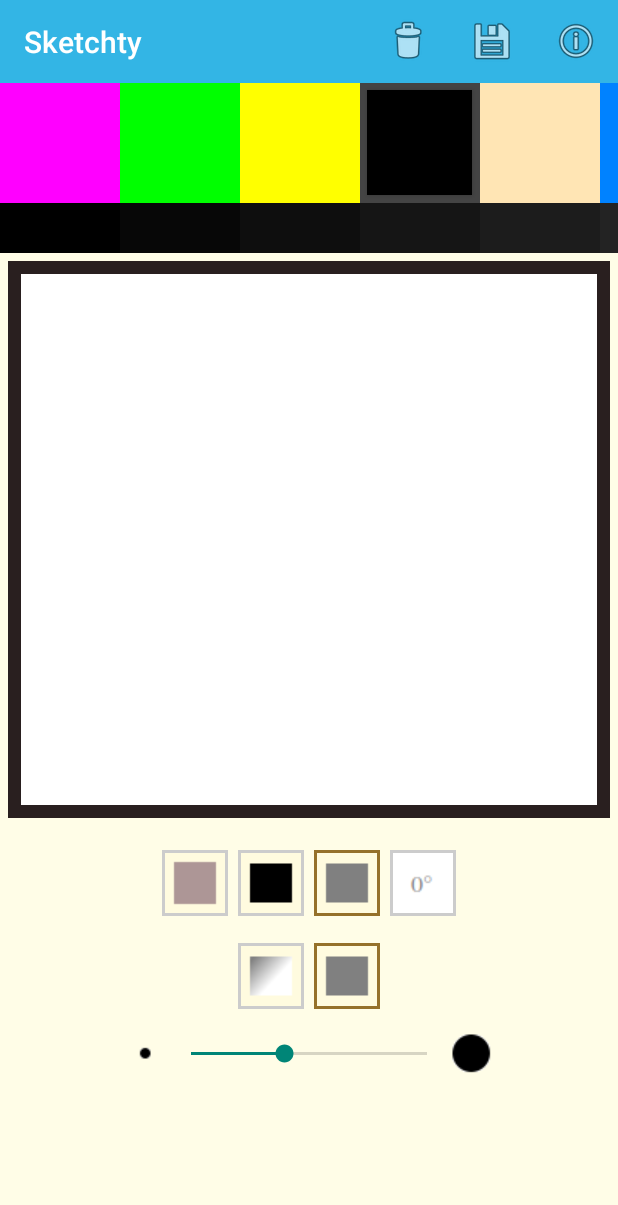
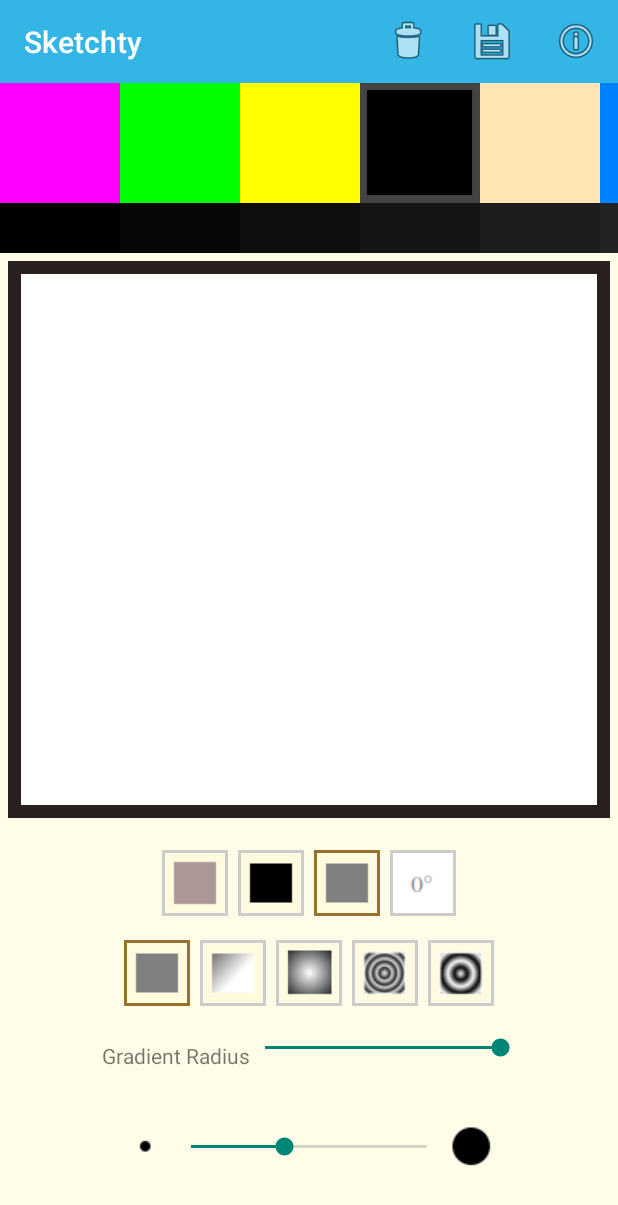
Before and after one commit to johncrawley/Sketchy, an Android app: the screen it shows after launch (MainActivity), after a tap on "Select to draw lines", on a phone screen of 412 x 824 dp. Shown: the top 1205 px of the screen. Run offline under Robolectric (Android 15) with nearby library versions, the phone set to English and light mode, and no system bars.

Commit message:
Added a selection of radial gradient options.  - Mirror Radial Gradient  - Clamped Radial Gradient  - Repeat Radial Gradient  - "Gradient radius size" slider also added

```diff
--- a/app/src/main/java/com/jacstuff/sketchy/MainActivity.java
+++ b/app/src/main/java/com/jacstuff/sketchy/MainActivity.java
@@ -29,7 +29,8 @@ import java.util.List;
 
 public class MainActivity extends AppCompatActivity implements View.OnClickListener{
 
-    private SeekBar seekBar;
+    private SeekBar brushSizeSeekBar;
+    private SeekBar gradientRadiusSeekBar;
     private PaintView paintView;
     private HorizontalScrollView shadesScrollView;
     final int SAVE_FILE_ACTIVITY_CODE = 101;
@@ -52,6 +53,7 @@ public class MainActivity extends AppCompatActivity implements View.OnClickListe
         initImageSaver();
         setupActionbar();
         setupBrushSizeSeekBar();
+        setupGradientRadiusSeekBar();
         configurePaintView();
         setupButtons();
     }
@@ -113,7 +115,8 @@ public class MainActivity extends AppCompatActivity implements View.OnClickListe
 
     private void assignViews(){
         shadesScrollView =  findViewById(R.id.colorShadeScrollView);
-        seekBar = findViewById(R.id.seekBar);
+        brushSizeSeekBar = findViewById(R.id.seekBar);
+        gradientRadiusSeekBar = findViewById(R.id.gradientRadiusSeekBar);
         colorButtonGroupLayout = findViewById(R.id.colorButtonGroup);
     }
 
@@ -139,7 +142,7 @@ public class MainActivity extends AppCompatActivity implements View.OnClickListe
 
 
     private void setupBrushSizeSeekBar(){
-        seekBar.setOnSeekBarChangeListener(new SeekBar.OnSeekBarChangeListener() {
+        brushSizeSeekBar.setOnSeekBarChangeListener(new SeekBar.OnSeekBarChangeListener() {
             @Override
             public void onStopTrackingTouch(SeekBar seekBar) {
             }
@@ -155,9 +158,28 @@ public class MainActivity extends AppCompatActivity implements View.OnClickListe
         });
     }
 
+    private void setupGradientRadiusSeekBar(){
+        gradientRadiusSeekBar.setOnSeekBarChangeListener(new SeekBar.OnSeekBarChangeListener() {
+            @Override
+            public void onStopTrackingTouch(SeekBar seekBar) {
+            }
+            @Override
+            public void onStartTrackingTouch(SeekBar seekBar) {
+            }
+            @Override
+            public void onProgressChanged(SeekBar seekBar, int progress,boolean fromUser) {
+                if(paintView != null){
+                    paintView.setRadialGradientRadius(progress);
+                }
+            }
+        });
+
+
+    }
+
 
     private void setupDefaultSelections(){
-        paintView.setBrushSize(seekBar.getProgress());
+        paintView.setBrushSize(brushSizeSeekBar.getProgress());
     }
 
 
@@ -221,7 +243,7 @@ public class MainActivity extends AppCompatActivity implements View.OnClickListe
 
 
     public int getBrushSize(){
-        return getResources().getInteger(R.integer.brush_size_min_default) + seekBar.getProgress();
+        return getResources().getInteger(R.integer.brush_size_min_default) + brushSizeSeekBar.getProgress();
     }
 
 
--- a/app/src/main/java/com/jacstuff/sketchy/brushes/GradientType.java
+++ b/app/src/main/java/com/jacstuff/sketchy/brushes/GradientType.java
@@ -1,5 +1,5 @@
 package com.jacstuff.sketchy.brushes;
 
 public enum  GradientType {
-    NONE, DIAGONAL_MIRROR
+    NONE, DIAGONAL_MIRROR, RADIAL_CLAMP, RADIAL_MIRROR, RADIAL_REPEAT
 }
--- a/app/src/main/java/com/jacstuff/sketchy/brushes/shapes/PentagonBrush.java
+++ b/app/src/main/java/com/jacstuff/sketchy/brushes/shapes/PentagonBrush.java
@@ -181,17 +181,11 @@ public class PentagonBrush extends AbstractBrush implements Brush {
 
 
     int getXPoint(double rads, float distance){
-        log("getXPoint(" + rads + ", " + distance + ") , distanceToOppositePoint: " + distanceToOppositePoint);
         return (int) (distance * Math.sin(rads));
-    }
-
-    private void log(String msg){
-        System.out.println("PentagonBrush "  + msg);
     }
 
 
     int getYPoint(double rads, float distance){
-        log("getYPoint(" + rads + ", " + distance + ") , distanceToOppositePoint: " + distanceToOppositePoint);
         return (int)(distance * Math.cos(rads));
     }
 
--- a/app/src/main/java/com/jacstuff/sketchy/controls/settingsbuttons/ButtonConfigHandler.java
+++ b/app/src/main/java/com/jacstuff/sketchy/controls/settingsbuttons/ButtonConfigHandler.java
@@ -4,8 +4,6 @@ import android.view.View;
 import android.widget.ImageButton;
 
 import com.jacstuff.sketchy.MainActivity;
-import com.jacstuff.sketchy.R;
-
 import java.util.Collection;
 import java.util.HashMap;
 import java.util.Map;
--- a/app/src/main/java/com/jacstuff/sketchy/controls/settingsbuttons/GradientButtonsConfigurator.java
+++ b/app/src/main/java/com/jacstuff/sketchy/controls/settingsbuttons/GradientButtonsConfigurator.java
@@ -23,6 +23,9 @@ public class GradientButtonsConfigurator implements ButtonsConfigurator<Gradient
         ButtonConfigHandler<GradientType> buttonConfig = new ButtonConfigHandler<>(activity, this);
         buttonConfig.put(R.id.noGradientButton,             R.drawable.no_gradient_button,              GradientType.NONE);
         buttonConfig.put(R.id.diagonalMirrorGradientButton, R.drawable.diagonal_mirror_gradient_button, GradientType.DIAGONAL_MIRROR);
+        buttonConfig.put(R.id.gradientRadialClampButton,    R.drawable.gradient_radial_clamp_button,    GradientType.RADIAL_CLAMP);
+        buttonConfig.put(R.id.gradientRadialRepeatButton,   R.drawable.gradient_radial_repeat_button,   GradientType.RADIAL_REPEAT);
+        buttonConfig.put(R.id.gradientRadialMirrorButton,   R.drawable.gradient_radial_mirror_button,   GradientType.RADIAL_MIRROR);
         buttonConfig.setupClickHandler();
         buttonConfig.setParentButton(R.id.gradientSelectionButton);
         buttonConfig.setDefaultSelection(R.id.noGradientButton);
--- a/app/src/main/java/com/jacstuff/sketchy/paintview/PaintView.java
+++ b/app/src/main/java/com/jacstuff/sketchy/paintview/PaintView.java
@@ -6,6 +6,7 @@ import android.graphics.Canvas;
 import android.graphics.Color;
 import android.graphics.LinearGradient;
 import android.graphics.Paint;
+import android.graphics.RadialGradient;
 import android.graphics.Shader;
 import android.util.AttributeSet;
 import android.view.MotionEvent;
@@ -21,10 +22,10 @@ import com.jacstuff.sketchy.multicolor.ColorSelector;
 
 public class PaintView extends View {
 
-    private int canvasWidth, canvasHeight;
+    private int canvasWidth, canvasHeight, canvasMidX, canvasMidY;
     public static final int DEFAULT_BG_COLOR = Color.WHITE;
     private Paint paint;
-    private int brushSize;
+    private int brushSize, halfBrushSize, radialGradientRadius;
     private Bitmap bitmap;
     private Canvas canvas;
     private Paint mBitmapPaint = new Paint(Paint.DITHER_FLAG);
@@ -37,6 +38,10 @@ public class PaintView extends View {
     private int angle;
     private GradientType gradientType = GradientType.NONE;
     private int previousColor = Color.WHITE;
+
+    private int clampRadialGradientFactor = 12;
+    private int clampRadialGradientRadius = 10;
+
 
 
     public PaintView(Context context) {
@@ -52,6 +57,7 @@ public class PaintView extends View {
         paint.setStyle(Paint.Style.FILL_AND_STROKE);
         paint.setStrokeJoin(Paint.Join.ROUND);
         paint.setStrokeCap(Paint.Cap.SQUARE);
+        radialGradientRadius = 10;
     }
 
 
@@ -78,13 +84,22 @@ public class PaintView extends View {
 
     public void setBrushSize(int brushSize){
         this.brushSize = brushSize;
+        halfBrushSize = brushSize /2;
         currentBrush.setBrushSize(brushSize);
+    }
+
+
+    public void setRadialGradientRadius(int radiusFactor){
+        radialGradientRadius = 1 + canvasWidth / radiusFactor;
+        clampRadialGradientRadius = 1 + radialGradientRadius * clampRadialGradientFactor;
     }
 
 
     public void init(int canvasWidth, int canvasHeight) {
         this.canvasWidth = canvasWidth;
         this.canvasHeight = canvasHeight;
+        canvasMidX = canvasWidth /2;
+        canvasMidY = canvasHeight / 2;
         bitmap = Bitmap.createBitmap(canvasWidth, canvasHeight, Bitmap.Config.ARGB_8888);
         canvas = new Canvas(bitmap);
         paint.setColor(DEFAULT_BG_COLOR);
@@ -182,10 +197,10 @@ public class PaintView extends View {
         }
         paint.setColor(color);
         assignGradient(x,y, color, previousColor);
-        angle += 15;
+        //angle += 15;
         canvas.save();
         canvas.translate(x,y);
-        canvas.rotate(angle);
+        //canvas.rotate(angle);
         performAction(x, y, event.getAction());
         canvas.restore();
         return true;
@@ -196,11 +211,21 @@ public class PaintView extends View {
         switch(gradientType){
             case NONE:
                 paint.setShader(null);
-                return;
+                break;
             case DIAGONAL_MIRROR:
-                int x1 = (int)x + (this.brushSize /2);
-                int y1 = (int)y + (this.brushSize /2);
+                int x1 = (int)x + (halfBrushSize);
+                int y1 = (int)y + (halfBrushSize);
                 paint.setShader(new LinearGradient(x, y, x1, y1, color, oldColor, Shader.TileMode.MIRROR));
+                break;
+            case RADIAL_CLAMP:
+                paint.setShader(new RadialGradient(0, 0, clampRadialGradientRadius, new int []{color,oldColor}, null, Shader.TileMode.CLAMP ));
+                break;
+            case RADIAL_REPEAT:
+                paint.setShader(new RadialGradient(0, 0, radialGradientRadius, new int []{color,oldColor}, null, Shader.TileMode.REPEAT ));
+                break;
+            case RADIAL_MIRROR:
+                paint.setShader(new RadialGradient(0, 0, radialGradientRadius, new int []{color,oldColor}, null, Shader.TileMode.MIRROR ));
+
         }
     }
 
--- a/app/src/main/res/layout/gradient_controls.xml
+++ b/app/src/main/res/layout/gradient_controls.xml
@@ -1,8 +1,13 @@
 <?xml version="1.0" encoding="utf-8"?>
 
-<HorizontalScrollView
+<LinearLayout
     xmlns:android="http://schemas.android.com/apk/res/android"
     xmlns:app="http://schemas.android.com/apk/res-auto"
+    android:orientation="vertical"
+    android:layout_height="wrap_content"
+    android:layout_width="match_parent">
+
+    <HorizontalScrollView
         android:id="@+id/controlsScrollView"
         android:layout_width="match_parent"
         android:layout_height="wrap_content"
@@ -17,6 +22,17 @@
             android:orientation="horizontal"
             android:paddingTop="@dimen/shape_options_padding_top">
 
+
+            <ImageButton
+                android:id="@+id/noGradientButton"
+                android:layout_width="@dimen/selector_button_width"
+                android:layout_height="@dimen/selector_button_height"
+                android:layout_marginStart="@dimen/selector_button_margin_start"
+                android:layout_marginEnd="@dimen/selector_button_margin_end"
+                android:layout_weight="1"
+                android:contentDescription="@string/content_description_circle_shape_button"
+                app:srcCompat="@drawable/no_gradient_button" />
+
             <ImageButton
                 android:id="@+id/diagonalMirrorGradientButton"
                 android:layout_width="@dimen/selector_button_width"
@@ -28,16 +44,47 @@
                 app:srcCompat="@drawable/diagonal_mirror_gradient_button" />
 
             <ImageButton
-            android:id="@+id/noGradientButton"
+                android:id="@+id/gradientRadialClampButton"
                 android:layout_width="@dimen/selector_button_width"
                 android:layout_height="@dimen/selector_button_height"
                 android:layout_marginStart="@dimen/selector_button_margin_start"
                 android:layout_marginEnd="@dimen/selector_button_margin_end"
                 android:layout_weight="1"
-            android:contentDescription="@string/content_description_circle_shape_button"
-            app:srcCompat="@drawable/no_gradient_button" />
+                android:contentDescription="@string/content_description_square_shape_button"
+                app:srcCompat="@drawable/gradient_radial_clamp_button" />
 
+            <ImageButton
+                android:id="@+id/gradientRadialRepeatButton"
+                android:layout_width="@dimen/selector_button_width"
+                android:layout_height="@dimen/selector_button_height"
+                android:layout_marginStart="@dimen/selector_button_margin_start"
+                android:layout_marginEnd="@dimen/selector_button_margin_end"
+                android:layout_weight="1"
+                android:contentDescription="@string/content_description_square_shape_button"
+                app:srcCompat="@drawable/gradient_radial_repeat_button" />
+
+            <ImageButton
+                android:id="@+id/gradientRadialMirrorButton"
+                android:layout_width="@dimen/selector_button_width"
+                android:layout_height="@dimen/selector_button_height"
+                android:layout_marginStart="@dimen/selector_button_margin_start"
+                android:layout_marginEnd="@dimen/selector_button_margin_end"
+                android:layout_weight="1"
+                android:contentDescription="@string/content_description_square_shape_button"
+                app:srcCompat="@drawable/gradient_radial_mirror_button" />
 
         </LinearLayout>
 
     </HorizontalScrollView>
+        <include
+        android:id="@+id/gradientSeekBarInclude"
+        android:layout_width="wrap_content"
+        android:layout_height="wrap_content"
+        app:layout_constraintEnd_toEndOf="parent"
+        app:layout_constraintStart_toStartOf="parent"
+        app:layout_constraintTop_toTopOf="parent"
+        app:layout_constraintBottom_toBottomOf="parent"
+        layout="@layout/gradient_radius_seek_bar" />
+
+
+</LinearLayout>
--- /dev/null
+++ b/app/src/main/res/layout/gradient_radius_seek_bar.xml
@@ -0,0 +1,37 @@
+<?xml version="1.0" encoding="utf-8"?>
+<LinearLayout
+    android:id="@+id/gradientRadiusSeekBarLayout"
+    android:layout_width="wrap_content"
+    android:layout_height="wrap_content"
+    android:orientation="horizontal"
+    android:paddingTop="@dimen/seekbar_padding_top"
+    android:paddingBottom="@dimen/seekbar_padding_bottom"
+    app:layout_constraintEnd_toEndOf="parent"
+    app:layout_constraintStart_toStartOf="parent"
+    app:layout_constraintTop_toBottomOf="@+id/control_detail_layout"
+    xmlns:app="http://schemas.android.com/apk/res-auto"
+    xmlns:android="http://schemas.android.com/apk/res/android">
+
+    <TextView
+        android:id="@+id/textView"
+        android:layout_width="0dp"
+        android:layout_height="match_parent"
+        android:layout_weight="1"
+        android:gravity="center_vertical"
+        android:text="@string/gradient_radius_seekbar_label"
+        />
+
+    <SeekBar
+        android:id="@+id/gradientRadiusSeekBar"
+        android:layout_width="177dp"
+        android:layout_height="50dp"
+        android:indeterminate="false"
+        android:max="@integer/gradient_radius_max"
+        android:min="@integer/gradient_radius_min"
+        android:paddingStart="10dp"
+        android:paddingTop="10dp"
+        android:paddingEnd="10dp"
+        android:paddingBottom="20dp"
+        android:progress="150" />
+
+</LinearLayout>
--- a/app/src/main/res/layout/selection_controls.xml
+++ b/app/src/main/res/layout/selection_controls.xml
@@ -32,6 +32,7 @@
                 app:layout_constraintStart_toStartOf="parent"
                 app:layout_constraintTop_toTopOf="parent"
                 app:layout_constraintBottom_toBottomOf="parent"
+                android:paddingHorizontal="12dp"
                 layout="@layout/shapes_controls" />
 
             <include
@@ -43,6 +44,7 @@
                 app:layout_constraintStart_toStartOf="parent"
                 app:layout_constraintTop_toTopOf="parent"
                 app:layout_constraintBottom_toBottomOf="parent"
+                android:paddingHorizontal="12dp"
                 layout="@layout/styles_controls" />
 
             <include
--- a/app/src/main/res/layout/shapes_controls.xml
+++ b/app/src/main/res/layout/shapes_controls.xml
@@ -14,6 +14,7 @@
     android:layout_height="wrap_content"
     android:layout_gravity="center_horizontal"
     android:layout_marginTop="@dimen/shape_selector_group_top_margin"
+    android:paddingHorizontal="20dp"
     android:orientation="horizontal"
     android:paddingTop="@dimen/shape_options_padding_top">
 
@@ -21,7 +22,7 @@
         android:id="@+id/squareShapeButton"
         android:layout_width="@dimen/selector_button_width"
         android:layout_height="@dimen/selector_button_height"
-        android:layout_marginStart="@dimen/selector_button_margin_start"
+        android:layout_marginStart="40dp"
         android:layout_marginEnd="@dimen/selector_button_margin_end"
         android:layout_weight="1"
         android:contentDescription="@string/content_description_square_shape_button"
--- a/app/src/main/res/values/integers.xml
+++ b/app/src/main/res/values/integers.xml
@@ -8,5 +8,7 @@
     <integer name="number_of_shades">15</integer>
     <integer name="shade_increment">7</integer>
     <integer name="shade_increment_denominator">100</integer>
+    <integer name="gradient_radius_max">150</integer>
+    <integer name="gradient_radius_min">1</integer>
 
 </resources>
--- a/app/src/main/res/values/strings.xml
+++ b/app/src/main/res/values/strings.xml
@@ -54,5 +54,6 @@
     <string name="confirm_wipe_text">Clear the canvas without saving?</string>
     <string name="confirm_wipe_confirm_button">Yes</string>
     <string name="confirm_wipe_cancel_button">No</string>
+    <string name="gradient_radius_seekbar_label">Gradient Radius</string>
 
 </resources>
```
Also changed, not shown: app/src/main/res/drawable/gradient_radial_clamp_button.png (added), app/src/main/res/drawable/gradient_radial_mirror_button.png (added), app/src/main/res/drawable/gradient_radial_repeat_button.png (added). Lines whose indentation alone changed are shown as unchanged.
